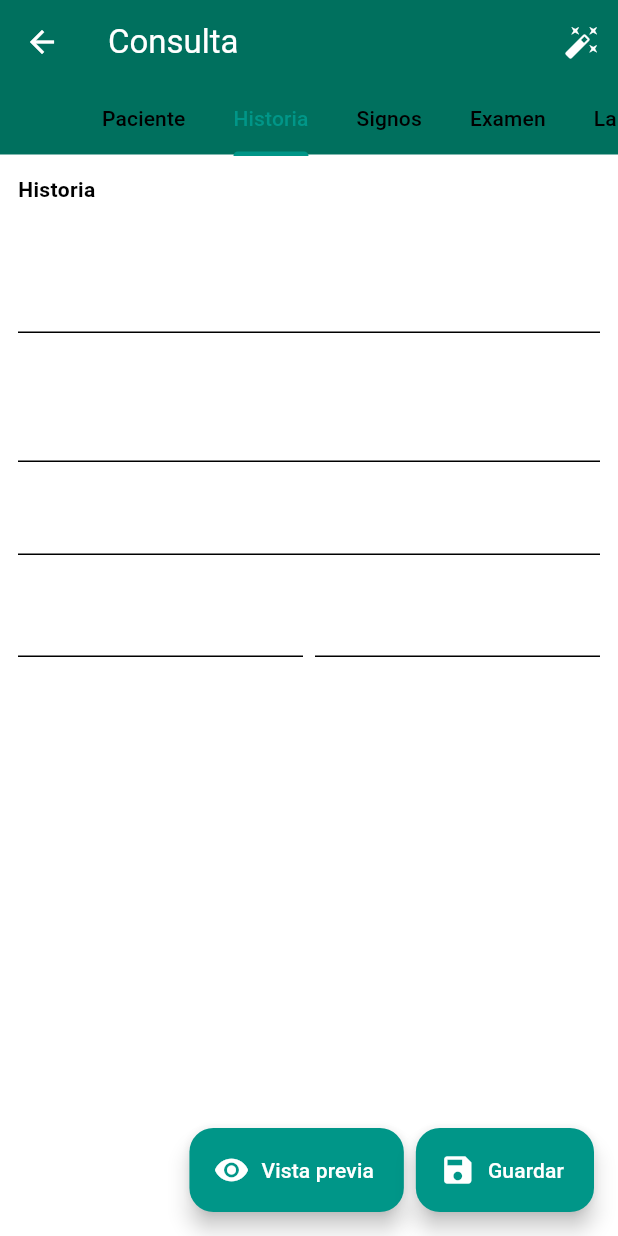
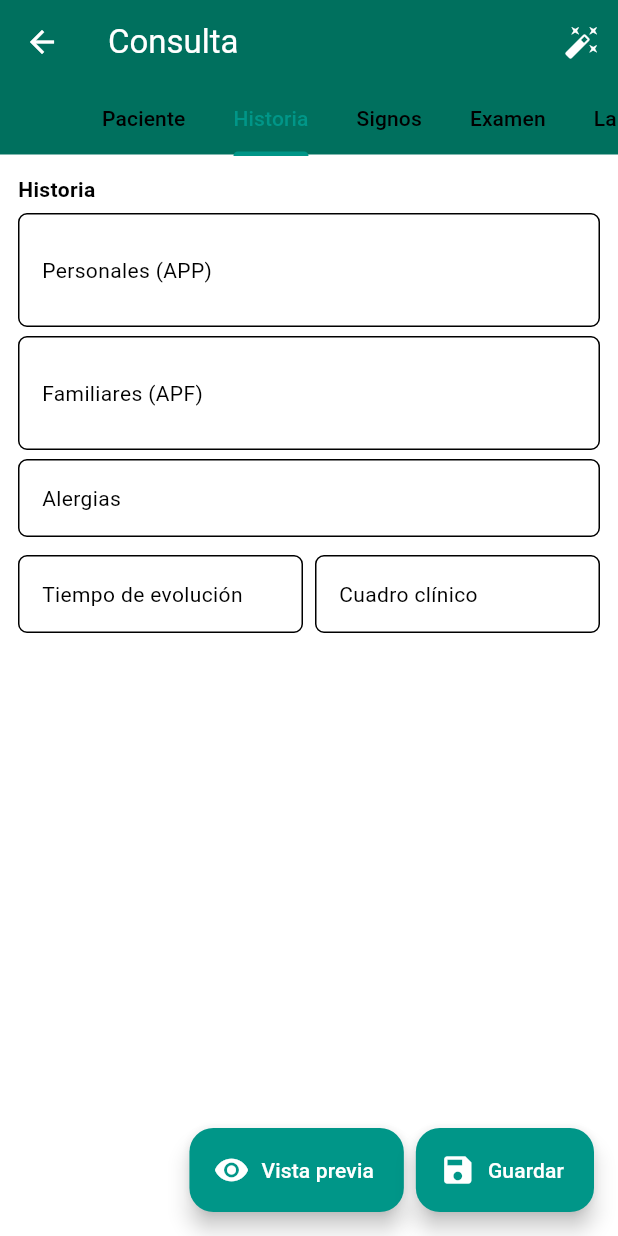
Before and after one commit to carlosmontesdeocae321-oss/SaludAndina, a Flutter app: the EditorTabsScreen screen opened directly with empty values, tab 2 chosen, on a phone screen of 412 x 824 dp. Run offline on Flutter 3.47's test engine with Material 3 defaults, Android fonts, the light colour scheme and no system bars; our stand-ins replace file_picker, firebase_auth, firebase_core, flutter_html, flutter_signin_button, google_sign_in and 4 more; accounts and stored records are empty; project files that could hold a hidden picture were left out.

Commit message:
style(editor): per-screen InputDecorationTheme + text colors so editor fields are readable in dark theme

```diff
--- a/lib/screens/clinica_editor/editor_tabs_screen.dart
+++ b/lib/screens/clinica_editor/editor_tabs_screen.dart
@@ -678,9 +678,31 @@
 
   @override
   Widget build(BuildContext context) {
+    final baseTheme = Theme.of(context);
+    final localTheme = baseTheme.copyWith(
+      inputDecorationTheme: baseTheme.inputDecorationTheme.copyWith(
+        labelStyle: baseTheme.textTheme.bodyMedium?.copyWith(
+          color: baseTheme.colorScheme.onSurfaceVariant,
+        ),
+        hintStyle: baseTheme.textTheme.bodyMedium?.copyWith(
+          color: baseTheme.colorScheme.onSurfaceVariant,
+        ),
+        filled: true,
+        fillColor: baseTheme.colorScheme.surface.withOpacity(0.02),
+        contentPadding: const EdgeInsets.symmetric(horizontal: 12, vertical: 14),
+        border: OutlineInputBorder(
+          borderRadius: BorderRadius.circular(6),
+          borderSide: BorderSide(color: baseTheme.colorScheme.onSurface.withOpacity(0.08)),
+        ),
+      ),
+      textTheme: baseTheme.textTheme.apply(bodyColor: baseTheme.colorScheme.onSurface, displayColor: baseTheme.colorScheme.onSurface),
+    );
+
     return DefaultTabController(
       length: 6,
-      child: Scaffold(
+      child: Theme(
+        data: localTheme,
+        child: Scaffold(
         appBar: AppBar(
           title: const Text('Consulta'),
           actions: [
```
